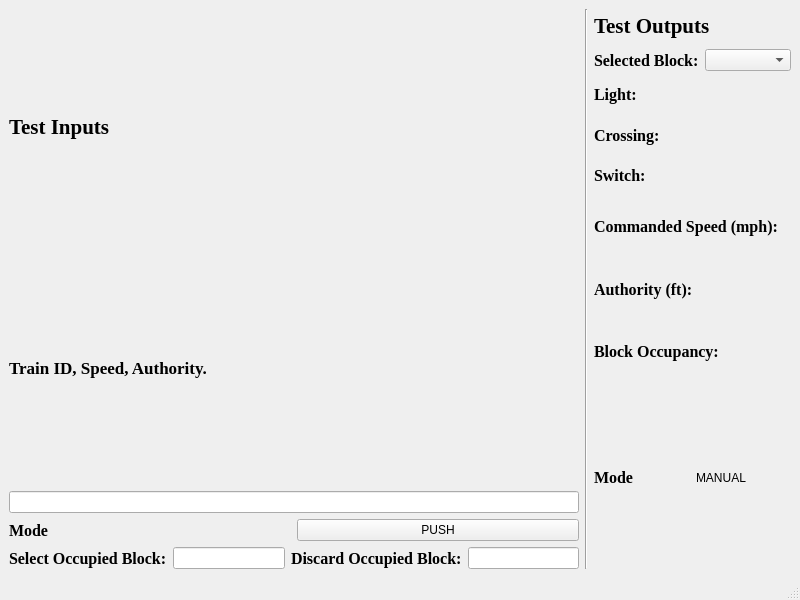
Above: Wayside_SW/Wayside_Testbench.ui from asmithie13/ECE-1140 before the change. Below: the same form after it.
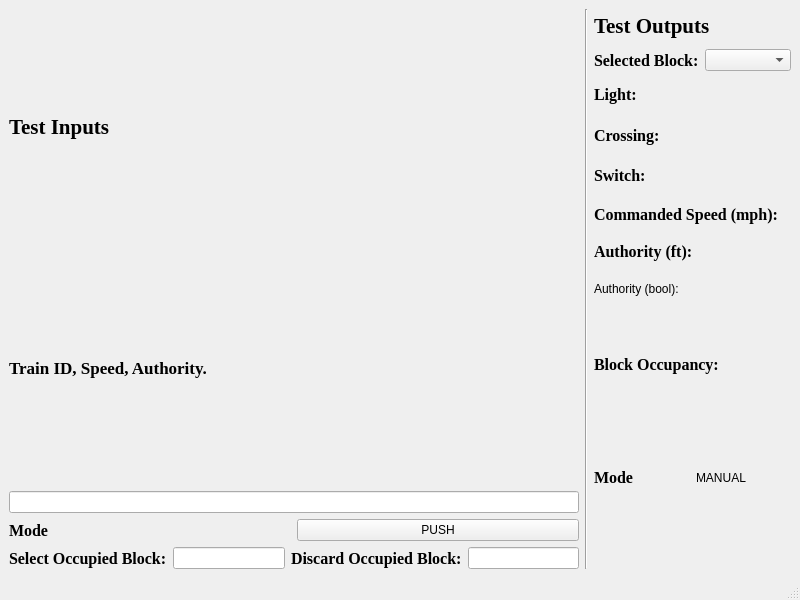
That is the form after the change.

Patch:
```diff
--- a/Wayside_SW/Wayside_Testbench.ui
+++ b/Wayside_SW/Wayside_Testbench.ui
@@ -315,6 +315,20 @@
           </item>
          </layout>
         </item>
+        <item>
+         <widget class="QLabel" name="label_2">
+          <property name="text">
+           <string>Authority (bool):</string>
+          </property>
+         </widget>
+        </item>
+        <item>
+         <widget class="QLabel" name="label_4">
+          <property name="text">
+           <string/>
+          </property>
+         </widget>
+        </item>
         <item>
          <layout class="QHBoxLayout" name="horizontalLayout_9">
           <item>
```
